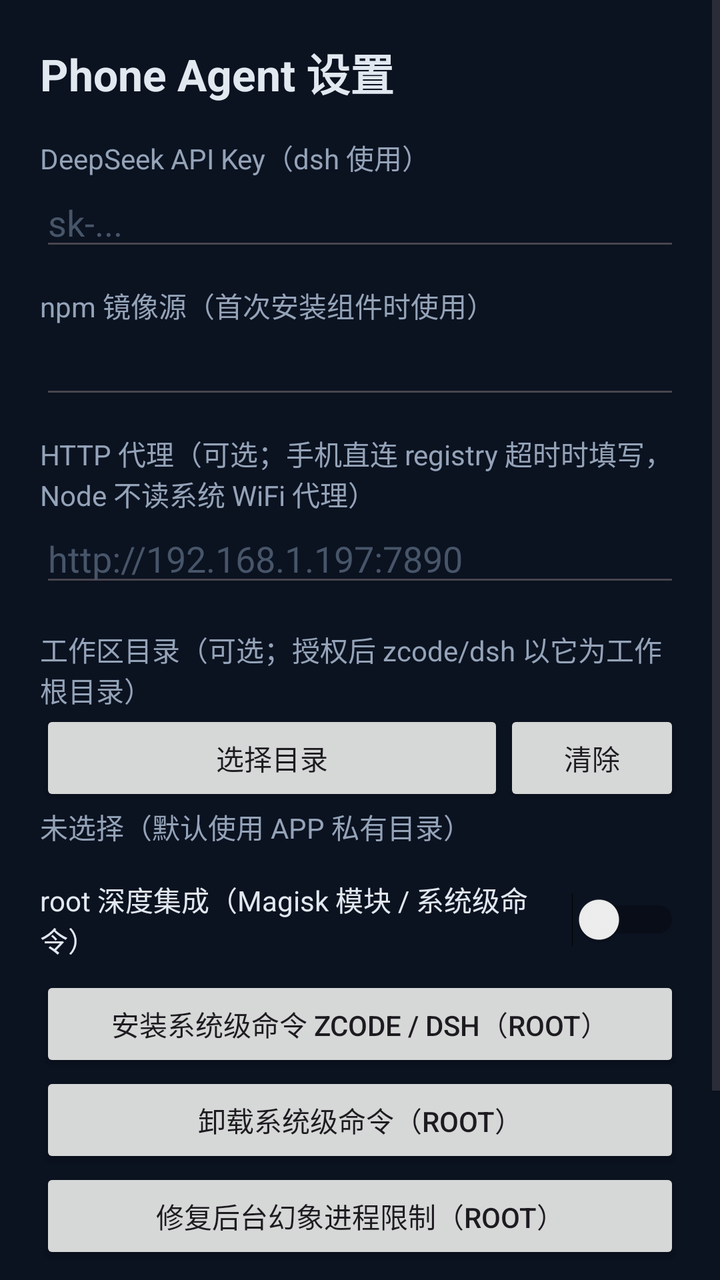
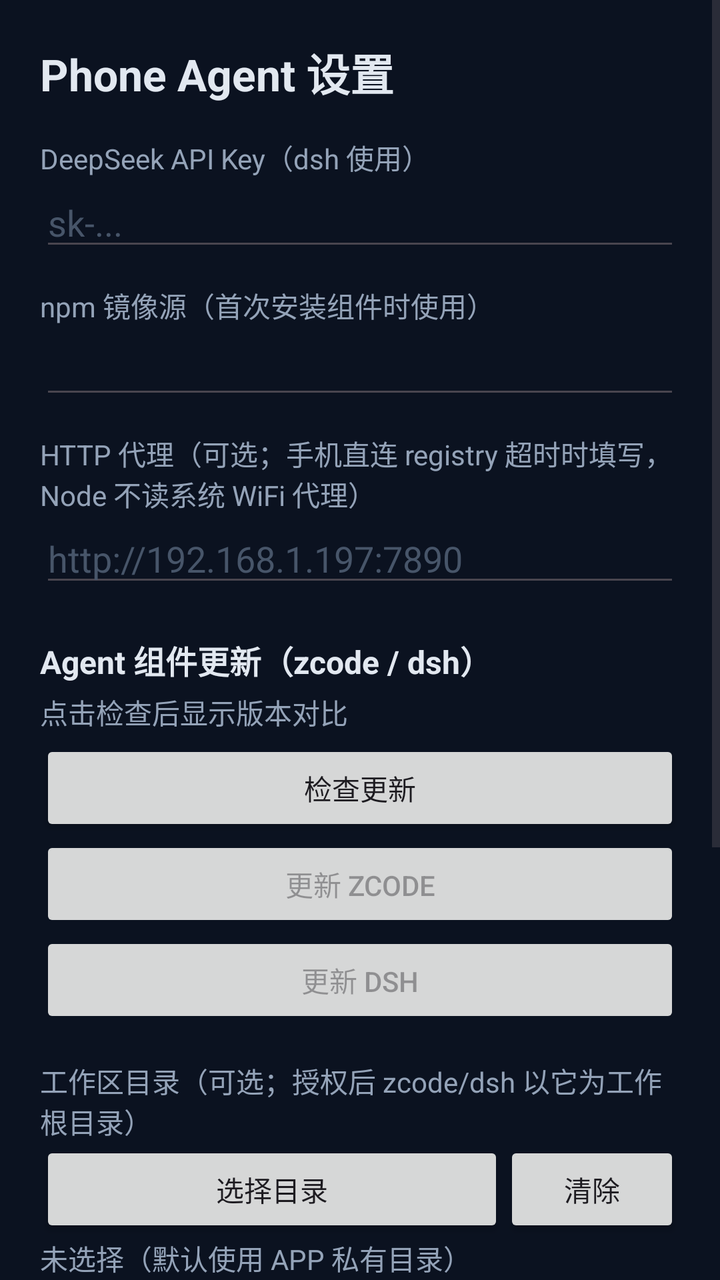

Before-and-after screenshots of an Android layout around one commit, followed by the original layout XML and the change that was made.
<!-- AndroidManifest.xml: application theme Theme.PhoneAgent -->
<!-- res/layout/activity_settings.xml -->
<?xml version="1.0" encoding="utf-8"?>
<ScrollView xmlns:android="http://schemas.android.com/apk/res/android"
    android:layout_width="match_parent"
    android:layout_height="match_parent"
    android:background="@color/ic_bg">

    <LinearLayout
        android:layout_width="match_parent"
        android:layout_height="wrap_content"
        android:orientation="vertical"
        android:padding="20dp">

        <TextView
            android:layout_width="wrap_content"
            android:layout_height="wrap_content"
            android:paddingBottom="16dp"
            android:text="@string/settings_label"
            android:textColor="#E2E8F0"
            android:textSize="22sp"
            android:textStyle="bold" />

        <TextView
            android:layout_width="wrap_content"
            android:layout_height="wrap_content"
            android:text="DeepSeek API Key（dsh 使用）"
            android:textColor="#94A3B8" />

        <EditText
            android:id="@+id/key_input"
            android:layout_width="match_parent"
            android:layout_height="wrap_content"
            android:hint="sk-..."
            android:inputType="textPassword"
            android:textColor="#E2E8F0"
            android:textColorHint="#475569" />

        <TextView
            android:layout_width="wrap_content"
            android:layout_height="wrap_content"
            android:paddingTop="12dp"
            android:text="npm 镜像源（首次安装组件时使用）"
            android:textColor="#94A3B8" />

        <EditText
            android:id="@+id/registry_input"
            android:layout_width="match_parent"
            android:layout_height="wrap_content"
            android:inputType="textUri"
            android:textColor="#E2E8F0" />

        <TextView
            android:layout_width="wrap_content"
            android:layout_height="wrap_content"
            android:paddingTop="12dp"
            android:text="HTTP 代理（可选；手机直连 registry 超时时填写，Node 不读系统 WiFi 代理）"
            android:textColor="#94A3B8" />

        <EditText
            android:id="@+id/proxy_input"
            android:layout_width="match_parent"
            android:layout_height="wrap_content"
            android:hint="http://192.168.1.197:7890"
            android:inputType="textUri"
            android:textColor="#E2E8F0"
            android:textColorHint="#475569" />

        <TextView
            android:layout_width="wrap_content"
            android:layout_height="wrap_content"
            android:paddingTop="16dp"
            android:text="工作区目录（可选；授权后 zcode/dsh 以它为工作根目录）"
            android:textColor="#94A3B8" />

        <LinearLayout
            android:layout_width="match_parent"
            android:layout_height="wrap_content"
            android:orientation="horizontal">

            <Button
                android:id="@+id/pick_workspace_btn"
                android:layout_width="0dp"
                android:layout_height="wrap_content"
                android:layout_weight="1"
                android:text="选择目录" />

            <Button
                android:id="@+id/clear_workspace_btn"
                android:layout_width="wrap_content"
                android:layout_height="wrap_content"
                android:text="清除" />
        </LinearLayout>

        <TextView
            android:id="@+id/workspace_text"
            android:layout_width="match_parent"
            android:layout_height="wrap_content"
            android:text="未选择（默认使用 APP 私有目录）"
            android:textColor="#94A3B8"
            android:textIsSelectable="true" />

        <Switch
            android:id="@+id/root_switch"
            android:layout_width="match_parent"
            android:layout_height="wrap_content"
            android:paddingTop="16dp"
            android:text="root 深度集成（Magisk 模块 / 系统级命令）"
            android:textColor="#E2E8F0" />

        <Button
            android:id="@+id/install_module_btn"
            android:layout_width="match_parent"
            android:layout_height="wrap_content"
            android:layout_marginTop="8dp"
            android:text="安装系统级命令 zcode / dsh（root）" />

        <Button
            android:id="@+id/uninstall_module_btn"
            android:layout_width="match_parent"
            android:layout_height="wrap_content"
            android:text="卸载系统级命令（root）" />

        <Button
            android:id="@+id/phantom_btn"
            android:layout_width="match_parent"
            android:layout_height="wrap_content"
            android:text="修复后台幻象进程限制（root）" />

        <Button
            android:id="@+id/reinit_btn"
            android:layout_width="match_parent"
            android:layout_height="wrap_content"
            android:layout_marginTop="16dp"
            android:text="重新初始化运行时（清空重装）" />

        <TextView
            android:id="@+id/status"
            android:layout_width="match_parent"
            android:layout_height="wrap_content"
            android:paddingTop="16dp"
            android:textColor="#94A3B8"
            android:textIsSelectable="true" />
    </LinearLayout>
</ScrollView>
<!-- resources referenced by this layout -->
<resources>
  <color name="ic_bg">#0B1220</color>
  <string name="settings_label">Phone Agent 设置</string>
  <style name="Theme.PhoneAgent" parent="Theme.Material3.DayNight.NoActionBar">
          <item name="android:statusBarColor">@color/ic_bg</item>
          <item name="android:windowLayoutInDisplayCutoutMode">never</item>
      </style>
</resources>

<!-- the commit's change to res/layout/activity_settings.xml (unified diff, before → after) -->
@@ -63,6 +63,45 @@
             android:inputType="textUri"
             android:textColor="#E2E8F0"
             android:textColorHint="#475569" />
+
+        <TextView
+            android:layout_width="wrap_content"
+            android:layout_height="wrap_content"
+            android:paddingTop="20dp"
+            android:text="Agent 组件更新（zcode / dsh）"
+            android:textColor="#E2E8F0"
+            android:textSize="16sp"
+            android:textStyle="bold" />
+
+        <TextView
+            android:id="@+id/update_status"
+            android:layout_width="match_parent"
+            android:layout_height="wrap_content"
+            android:paddingTop="4dp"
+            android:text="点击检查后显示版本对比"
+            android:textColor="#94A3B8"
+            android:textIsSelectable="true" />
+
+        <Button
+            android:id="@+id/check_updates_btn"
+            android:layout_width="match_parent"
+            android:layout_height="wrap_content"
+            android:layout_marginTop="4dp"
+            android:text="检查更新" />
+
+        <Button
+            android:id="@+id/update_zcode_btn"
+            android:layout_width="match_parent"
+            android:layout_height="wrap_content"
+            android:enabled="false"
+            android:text="更新 zcode" />
+
+        <Button
+            android:id="@+id/update_dsh_btn"
+            android:layout_width="match_parent"
+            android:layout_height="wrap_content"
+            android:enabled="false"
+            android:text="更新 dsh" />
 
         <TextView
             android:layout_width="wrap_content"
